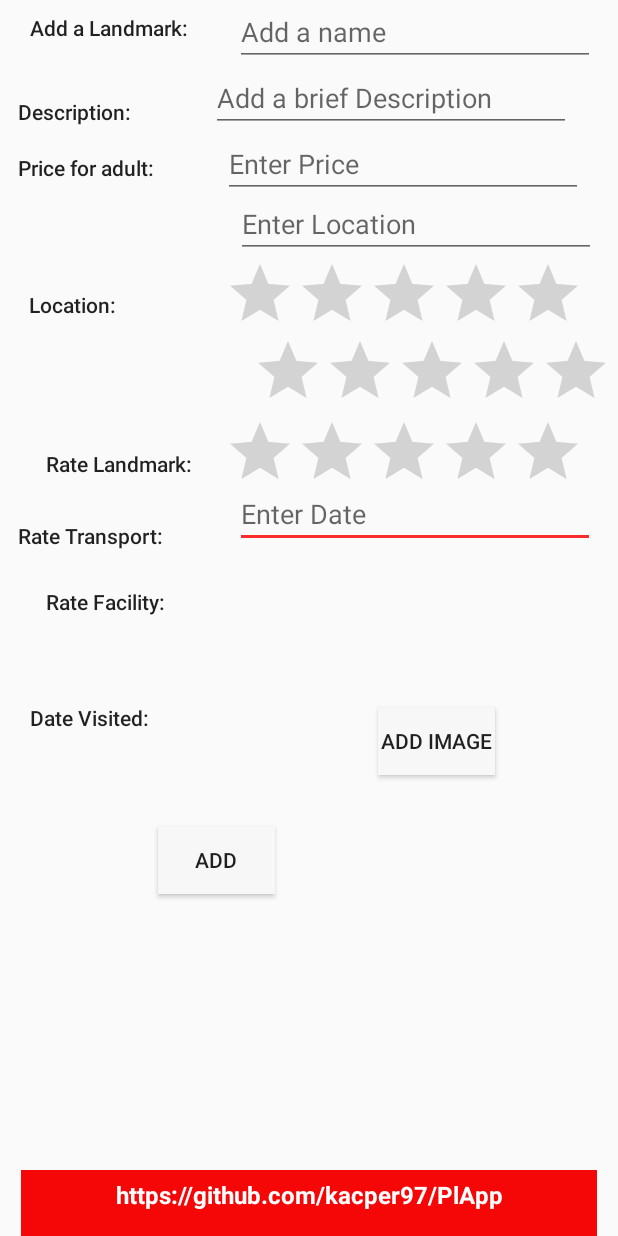
After one commit to kacper97/PlApp, an Android app: the layout fragment_add.xml on its own in the app's theme, with its tools: preview values and no code run, on a phone screen of 412 x 824 dp. The commit adds this screen. Run offline under Robolectric (Android 15) with nearby library versions, the phone set to English and light mode, and no system bars.

Commit message:
Add fragment implemented

```diff
--- a/app/build.gradle
+++ b/app/build.gradle
@@ -36,4 +36,5 @@ android {
 
 dependencies {
     implementation 'com.android.support.constraint:constraint-layout:+'
+    implementation 'com.android.support:support-v4:27.1.1'
 }
--- a/app/src/main/AndroidManifest.xml
+++ b/app/src/main/AndroidManifest.xml
@@ -20,7 +20,6 @@
         <activity
             android:name=".activities.Home"
             android:theme="@style/AppTheme.NoActionBar" />
-        <activity android:name=".activities.Add" />
         <activity android:name=".activities.Help" />
         <activity android:name=".activities.Edit" />
         <activity android:name=".activities.Favourites" />
--- a/app/src/main/java/ie/wit/poland/activities/Home.java
+++ b/app/src/main/java/ie/wit/poland/activities/Home.java
@@ -4,6 +4,7 @@ import android.os.Bundle;
 import android.support.design.widget.FloatingActionButton;
 import android.support.design.widget.NavigationView;
 import android.support.design.widget.Snackbar;
+import android.support.v4.app.Fragment;
 import android.support.v4.app.FragmentTransaction;
 import android.support.v4.view.GravityCompat;
 import android.support.v4.widget.DrawerLayout;
@@ -14,6 +15,7 @@ import android.view.View;
 
 
 import ie.wit.poland.R;
+import ie.wit.poland.fragments.AddFragment;
 import ie.wit.poland.fragments.LandmarkFragment;
 import ie.wit.poland.models.Landmark;
 
@@ -80,23 +82,28 @@ public class Home extends Base
         // http://stackoverflow.com/questions/32944798/switch-between-fragments-with-onnavigationitemselected-in-new-navigation-drawer
 
         int id = item.getItemId();
-        LandmarkFragment fragment;
         ft = getSupportFragmentManager().beginTransaction();
 
+        Fragment fragment;
         if (id == R.id.nav_home) {
+            ((LandmarkFragment)landmarkFragment).favourites=false;
             this.setTitle(R.string.recentlyViewedLbl);
             fragment = LandmarkFragment.newInstance();
-            //((CoffeeFragment)fragment).favourites = false;
             ft.replace(R.id.homeFrame, fragment);
             ft.addToBackStack(null);
             ft.commit();
 
         } else if (id == R.id.nav_add) {
+            this.setTitle(R.string.addALandmark);
+            fragment = AddFragment.newInstance();
+            ft.replace(R.id.homeFrame, fragment);
+            ft.addToBackStack(null);
+            ft.commit();
 
         } else if (id == R.id.nav_favourites) {
             this.setTitle(R.string.favouriteLandmarkLbl);
             fragment = LandmarkFragment.newInstance();
-            //((CoffeeFragment)fragment).favourites = true;
+            ((LandmarkFragment)fragment).favourites = true;
             ft.replace(R.id.homeFrame, fragment);
             ft.addToBackStack(null);
             ft.commit();
--- a/app/src/main/java/ie/wit/poland/activities/Add.java
+++ b/app/src/main/java/ie/wit/poland/fragments/AddFragment.java
@@ -1,51 +1,79 @@
-package ie.wit.poland.activities;
+package ie.wit.poland.fragments;
+
+
 import android.content.Intent;
 import android.os.Bundle;
+import android.support.v4.app.Fragment;
 import android.util.Log;
+import android.view.LayoutInflater;
 import android.view.View;
+import android.view.ViewGroup;
+import android.widget.Button;
 import android.widget.EditText;
 import android.widget.RatingBar;
-import android.widget.TextView;
 import android.widget.Toast;
 
-import com.google.firebase.auth.FirebaseAuth;
-import com.google.firebase.auth.FirebaseUser;
-import com.google.firebase.auth.UserProfileChangeRequest;
 import com.google.firebase.database.DatabaseReference;
 import com.google.firebase.database.FirebaseDatabase;
 
 import ie.wit.poland.R;
+import ie.wit.poland.activities.Home;
+import ie.wit.poland.main.LandmarkApp;
 import ie.wit.poland.models.Landmark;
 
-public class Add extends Base {
+public class AddFragment extends Fragment {
     private String landmarkName, landmarkDescription, location, dateVisited;
     private double price, ratingLandmark, ratingTransport, ratingFacility;
+    private Button save;
     private EditText name, description, priceAdult, date, locate;
     private RatingBar rateLandmark, rateTransport, rateFacility;
+    private LandmarkApp app;
     DatabaseReference databaseLandmarks;
 
+    public AddFragment() {
+        // Required empty public constructor
+    }
+
+    public static AddFragment newInstance() {
+        AddFragment fragment = new AddFragment();
+
+        return fragment;
+    }
 
     @Override
-    protected void onCreate(Bundle savedInstanceState) {
+    public void onCreate(Bundle savedInstanceState) {
         super.onCreate(savedInstanceState);
-        setContentView(R.layout.add);
+        app = (LandmarkApp) getActivity().getApplication();
+
+    }
+
+    @Override
+    public View onCreateView(LayoutInflater inflater, ViewGroup container,
+                             Bundle savedInstanceState) {
+        View v = inflater.inflate(R.layout.fragment_add, container, false);
+        getActivity().setTitle(R.string.addALandmark);
         databaseLandmarks = FirebaseDatabase.getInstance().getReference("landmark");
 
-        name = findViewById(R.id.addLandmarkName);
-        description = findViewById(R.id.addDescription);
-        priceAdult = findViewById(R.id.addLandmarkPrice);
-        date = findViewById(R.id.addLandmarkDate);
-        rateLandmark = findViewById(R.id.addRatingBarLandmark);
-        rateTransport = findViewById(R.id.addRatingBarTransport);
-        rateFacility = findViewById(R.id.addRatingBarFacilities);
-        locate = findViewById(R.id.addLandmarkLocation);
+        name = v.findViewById(R.id.addLandmarkName);
+        description = v.findViewById(R.id.addDescription);
+        priceAdult = v.findViewById(R.id.addLandmarkPrice);
+        date = v.findViewById(R.id.addLandmarkDate);
+        rateLandmark = v.findViewById(R.id.addRatingBarLandmark);
+        rateTransport = v.findViewById(R.id.addRatingBarTransport);
+        rateFacility = v.findViewById(R.id.addRatingBarFacilities);
+        locate = v.findViewById(R.id.addLandmarkLocation);
+        save = v.findViewById(R.id.addALandmarkBtn);
+        save.setOnClickListener(new View.OnClickListener() {
+            @Override
+            public void onClick(View view) {
+                addLandmark();
+            }
+        });
+
+        return v;
+
     }
-
-    public void addImage(View v) {
-        Toast.makeText(this, "Not implemented in this version", Toast.LENGTH_SHORT).show();
-    }
-
-    public void addLandmark(View v) {
+    public void addLandmark() {
         landmarkName = name.getText().toString();
         landmarkDescription = description.getText().toString();
         try {
@@ -65,20 +93,17 @@ public class Add extends Base {
                     ratingTransport, ratingFacility, dateVisited, false);
             String id = databaseLandmarks.push().getKey();
             databaseLandmarks.child(id).setValue(l);
-            Toast.makeText(this,"Added landmark",Toast.LENGTH_LONG).show();
+            Toast.makeText(this.getActivity()   ,"Added landmark",Toast.LENGTH_LONG).show();
             Log.v("Polish Landmark", "Add : " + app.landmarkList);
             app.landmarkList.add(l);
 
-            startActivity(new Intent(this, Home.class));
+            startActivity(new Intent(this.getActivity(), Home.class));
         } else
             Toast.makeText(
-                    this,
+                    this.getActivity(),
                     "You must Enter Something for "
                             + "\'Name\', \'Description\', \'Price\', \'location\', \'dateVisited\'",
                     Toast.LENGTH_SHORT).show();
 
     }
-
-
-
 }
--- a/app/src/main/java/ie/wit/poland/fragments/LandmarkFragment.java
+++ b/app/src/main/java/ie/wit/poland/fragments/LandmarkFragment.java
@@ -43,6 +43,7 @@ public class LandmarkFragment  extends Fragment implements
     public static LandmarkListAdapter listAdapter;
     public ListView listView;
     public LandmarkFilter landmarkFilter;
+    public boolean favourites = false;
 
     public LandmarkFragment() {
         // Required empty public constructor
@@ -85,7 +86,7 @@ public class LandmarkFragment  extends Fragment implements
         listAdapter = new LandmarkListAdapter(activity, this,activity.app.landmarkList);
         landmarkFilter = new LandmarkFilter(activity.app.landmarkList,"all", listAdapter);
 
-        if (getActivity() instanceof Favourites) {
+        if (favourites) {
             landmarkFilter.setFilter("favourites"); // Set the filter text field from 'all' to 'favourites'
             landmarkFilter.filter(null); // Filter the data, but don't use any prefix
             listAdapter.notifyDataSetChanged(); // Update the adapter
@@ -97,6 +98,7 @@ public class LandmarkFragment  extends Fragment implements
         listView.setOnItemClickListener(this);
         listView.setChoiceMode(ListView.CHOICE_MODE_MULTIPLE_MODAL);
         listView.setMultiChoiceModeListener(this);
+        listView.setEmptyView(v.findViewById(R.id.emptyList));
 
         checkEmptyList(v);
 
--- /dev/null
+++ b/app/src/main/res/layout/fragment_add.xml
@@ -0,0 +1,295 @@
+<?xml version="1.0" encoding="utf-8"?>
+<android.support.constraint.ConstraintLayout xmlns:android="http://schemas.android.com/apk/res/android"
+    xmlns:app="http://schemas.android.com/apk/res-auto"
+    xmlns:tools="http://schemas.android.com/tools"
+    android:layout_width="match_parent"
+    android:layout_height="match_parent"
+    tools:context=".fragments.AddFragment">
+
+    <Button
+        android:id="@+id/addAnImage"
+        android:layout_width="78dp"
+        android:layout_height="45dp"
+        android:layout_marginStart="8dp"
+        android:layout_marginTop="8dp"
+        android:layout_marginEnd="8dp"
+        android:layout_marginBottom="8dp"
+        android:background="@color/colorFontOffWhite"
+        android:onClick="addImage"
+        android:text="@string/addImageBtn"
+        app:layout_constraintBottom_toBottomOf="@+id/addfooter"
+        app:layout_constraintEnd_toEndOf="parent"
+        app:layout_constraintHorizontal_bias="0.452"
+        app:layout_constraintStart_toEndOf="@+id/addALandmarkBtn"
+        app:layout_constraintTop_toBottomOf="@+id/addLandmarkDate"
+        app:layout_constraintVertical_bias="0.247" />
+
+    <EditText
+        android:id="@+id/addLandmarkDate"
+        android:layout_width="240dp"
+        android:layout_height="40dp"
+        android:layout_marginTop="4dp"
+        android:layout_marginEnd="7dp"
+        android:layout_marginBottom="13dp"
+        android:ems="10"
+        android:hint="@string/hintDate"
+        android:inputType="date"
+        app:layout_constraintBottom_toTopOf="@+id/addfooter"
+        app:layout_constraintEnd_toEndOf="parent"
+        app:layout_constraintStart_toEndOf="@+id/addDate"
+        app:layout_constraintTop_toBottomOf="@+id/addRatingBarFacilities"
+        app:layout_constraintVertical_bias="0.0" />
+
+    <TextView
+        android:id="@+id/addDate"
+        android:layout_width="127dp"
+        android:layout_height="32dp"
+        android:layout_marginStart="12dp"
+        android:layout_marginEnd="2dp"
+        android:layout_marginBottom="60dp"
+        android:paddingTop="10dp"
+        android:text="@string/dateVisited"
+        android:textAppearance="@style/TextAppearance.AppCompat.Body2"
+        app:layout_constraintBottom_toTopOf="@+id/addALandmarkBtn"
+        app:layout_constraintEnd_toStartOf="@+id/addLandmarkDate"
+        app:layout_constraintHorizontal_bias="0.0"
+        app:layout_constraintStart_toStartOf="parent" />
+
+    <TextView
+        android:id="@+id/addRatingFacilitiesLbl"
+        android:layout_width="100dp"
+        android:layout_height="29dp"
+        android:layout_marginStart="12dp"
+        android:layout_marginEnd="1dp"
+        android:layout_marginBottom="48dp"
+        android:paddingTop="10dp"
+        android:text="@string/facilityRating"
+        android:textAppearance="@style/TextAppearance.AppCompat.Body2"
+        app:layout_constraintBottom_toTopOf="@+id/addDate"
+        app:layout_constraintEnd_toStartOf="@+id/addRatingBarFacilities"
+        app:layout_constraintHorizontal_bias="0.0"
+        app:layout_constraintStart_toStartOf="parent" />
+
+    <RatingBar
+        android:id="@+id/addRatingBarFacilities"
+        android:layout_width="240dp"
+        android:layout_height="44dp"
+        android:layout_marginStart="-2dp"
+        android:layout_marginTop="8dp"
+        android:layout_marginEnd="4dp"
+        android:rating="0"
+        android:stepSize="0.5"
+        app:layout_constraintEnd_toEndOf="parent"
+        app:layout_constraintStart_toEndOf="@+id/addRatingFacilitiesLbl"
+        app:layout_constraintTop_toBottomOf="@+id/addRatingBarTransport" />
+
+    <TextView
+        android:id="@+id/addRatingTransport"
+        android:layout_width="100dp"
+        android:layout_height="36dp"
+        android:layout_marginStart="12dp"
+        android:layout_marginEnd="1dp"
+        android:layout_marginBottom="8dp"
+        android:paddingTop="10dp"
+        android:text="@string/transportRating"
+        android:textAppearance="@style/TextAppearance.AppCompat.Body2"
+        app:layout_constraintBottom_toTopOf="@+id/addRatingFacilitiesLbl"
+        app:layout_constraintEnd_toStartOf="@+id/addRatingBarTransport"
+        app:layout_constraintHorizontal_bias="0.0"
+        app:layout_constraintHorizontal_chainStyle="spread_inside"
+        app:layout_constraintStart_toStartOf="parent" />
+
+    <TextView
+        android:id="@+id/addRatingLandmark"
+        android:layout_width="100dp"
+        android:layout_height="36dp"
+        android:layout_marginStart="12dp"
+        android:layout_marginEnd="1dp"
+        android:layout_marginBottom="12dp"
+        android:paddingTop="10dp"
+        android:text="@string/landmarkRating"
+        android:textAppearance="@style/TextAppearance.AppCompat.Body2"
+        app:layout_constraintBottom_toTopOf="@+id/addRatingTransport"
+        app:layout_constraintEnd_toStartOf="@+id/addRatingBarLandmark"
+        app:layout_constraintHorizontal_bias="0.0"
+        app:layout_constraintStart_toStartOf="parent" />
+
+    <RatingBar
+        android:id="@+id/addRatingBarTransport"
+        android:layout_width="240dp"
+        android:layout_height="46dp"
+        android:layout_marginStart="-2dp"
+        android:layout_marginTop="8dp"
+        android:layout_marginEnd="4dp"
+        android:rating="0"
+        android:stepSize="0.5"
+        app:layout_constraintEnd_toEndOf="parent"
+        app:layout_constraintStart_toEndOf="@+id/addRatingTransport"
+        app:layout_constraintTop_toBottomOf="@+id/addRatingBarLandmark" />
+
+    <EditText
+        android:id="@+id/addLandmarkLocation"
+        android:layout_width="240dp"
+        android:layout_height="40dp"
+        android:layout_marginStart="2dp"
+        android:layout_marginEnd="7dp"
+        android:ems="10"
+        android:hint="@string/hintLocation"
+        android:inputType="text"
+        app:layout_constraintEnd_toEndOf="parent"
+        app:layout_constraintStart_toEndOf="@+id/addLocation"
+        app:layout_constraintTop_toBottomOf="@+id/addLandmarkPrice" />
+
+    <TextView
+        android:id="@+id/addLocation"
+        android:layout_width="127dp"
+        android:layout_height="38dp"
+        android:layout_marginStart="12dp"
+        android:layout_marginTop="4dp"
+        android:layout_marginEnd="2dp"
+        android:layout_marginBottom="16dp"
+        android:paddingTop="10dp"
+        android:text="@string/landmarkLocation"
+        android:textAppearance="@style/TextAppearance.AppCompat.Body2"
+        app:layout_constraintBottom_toTopOf="@+id/addRatingLandmark"
+        app:layout_constraintEnd_toStartOf="@+id/addLandmarkLocation"
+        app:layout_constraintHorizontal_bias="0.0"
+        app:layout_constraintStart_toStartOf="parent"
+        app:layout_constraintTop_toBottomOf="@+id/addPrice" />
+
+    <TextView
+        android:id="@+id/addfooter"
+        android:layout_width="384dp"
+        android:layout_height="44dp"
+        android:background="@color/colorPrimary"
+        android:paddingTop="5dp"
+        android:text="@string/appWebsite"
+        android:textAlignment="center"
+        android:textColor="@color/colorFontWhite"
+        android:textSize="16sp"
+        android:textStyle="bold"
+        app:layout_constraintBottom_toBottomOf="parent"
+        app:layout_constraintEnd_toEndOf="parent"
+        app:layout_constraintStart_toStartOf="parent" />
+
+    <TextView
+        android:id="@+id/addPrice"
+        android:layout_width="127dp"
+        android:layout_height="35dp"
+        android:layout_marginStart="12dp"
+        android:layout_marginTop="4dp"
+        android:layout_marginEnd="2dp"
+        android:paddingTop="10dp"
+        android:text="@string/landmarkPrice"
+        android:textAppearance="@style/TextAppearance.AppCompat.Body2"
+        app:layout_constraintEnd_toStartOf="@+id/addLandmarkPrice"
+        app:layout_constraintHorizontal_bias="0.0"
+        app:layout_constraintStart_toStartOf="parent"
+        app:layout_constraintTop_toBottomOf="@+id/addDescription" />
+
+    <TextView
+        android:id="@+id/addLandmarkDescription"
+        android:layout_width="127dp"
+        android:layout_height="36dp"
+        android:layout_marginStart="12dp"
+        android:layout_marginTop="10dp"
+        android:layout_marginEnd="1dp"
+        android:layout_marginBottom="23dp"
+        android:paddingTop="10dp"
+        android:text="@string/landmarkDescriptionLbl"
+        android:textAppearance="@style/TextAppearance.AppCompat.Body2"
+        app:layout_constraintBottom_toTopOf="@+id/addPrice"
+        app:layout_constraintEnd_toStartOf="@+id/addDescription"
+        app:layout_constraintHorizontal_bias="0.0"
+        app:layout_constraintHorizontal_chainStyle="packed"
+        app:layout_constraintStart_toStartOf="parent"
+        app:layout_constraintTop_toBottomOf="@+id/addName" />
+
+    <TextView
+        android:id="@+id/addName"
+        android:layout_width="127dp"
+        android:layout_height="36dp"
+        android:layout_marginStart="12dp"
+        android:layout_marginTop="20dp"
+        android:layout_marginEnd="1dp"
+        android:layout_marginBottom="10dp"
+        android:paddingTop="10dp"
+        android:text="@string/addALandmark"
+        android:textAppearance="@style/TextAppearance.AppCompat.Body2"
+        app:layout_constraintBottom_toTopOf="@+id/addLandmarkDescription"
+        app:layout_constraintEnd_toStartOf="@+id/addLandmarkName"
+        app:layout_constraintHorizontal_bias="0.0"
+        app:layout_constraintStart_toStartOf="parent"
+        app:layout_constraintTop_toTopOf="parent"
+        app:layout_constraintVertical_bias="0.0" />
+
+    <EditText
+        android:id="@+id/addLandmarkName"
+        android:layout_width="240dp"
+        android:layout_height="40dp"
+        android:layout_marginTop="4dp"
+        android:layout_marginEnd="7dp"
+        android:ems="10"
+        android:hint="@string/hintAddName"
+        android:inputType="textPersonName"
+        app:layout_constraintEnd_toEndOf="parent"
+        app:layout_constraintStart_toEndOf="@+id/addName"
+        app:layout_constraintTop_toTopOf="parent" />
+
+    <EditText
+        android:id="@+id/addLandmarkPrice"
+        android:layout_width="240dp"
+        android:layout_height="40dp"
+        android:layout_marginStart="2dp"
+        android:layout_marginTop="4dp"
+        android:layout_marginEnd="7dp"
+        android:ems="10"
+        android:hint="@string/hintPrice"
+        android:inputType="numberDecimal"
+        app:layout_constraintEnd_toEndOf="parent"
+        app:layout_constraintHorizontal_bias="0.0"
+        app:layout_constraintStart_toEndOf="@+id/addLocation"
+        app:layout_constraintTop_toBottomOf="@+id/addDescription" />
+
+    <EditText
+        android:id="@+id/addDescription"
+        android:layout_width="240dp"
+        android:layout_height="40dp"
+        android:layout_marginTop="4dp"
+        android:layout_marginEnd="7dp"
+        android:ems="10"
+        android:hint="@string/hintAddDescription"
+        android:inputType="textPersonName"
+        app:layout_constraintEnd_toEndOf="parent"
+        app:layout_constraintStart_toEndOf="@+id/addLandmarkDescription"
+        app:layout_constraintTop_toBottomOf="@+id/addLandmarkName" />
+
+    <RatingBar
+        android:id="@+id/addRatingBarLandmark"
+        android:layout_width="240dp"
+        android:layout_height="43dp"
+        android:layout_marginStart="-2dp"
+        android:layout_marginEnd="4dp"
+        android:rating="0"
+        android:stepSize="0.5"
+        app:layout_constraintEnd_toEndOf="parent"
+        app:layout_constraintStart_toEndOf="@+id/addRatingLandmark"
+        app:layout_constraintTop_toBottomOf="@+id/addLandmarkLocation" />
+
+    <Button
+        android:id="@+id/addALandmarkBtn"
+        android:layout_width="78dp"
+        android:layout_height="45dp"
+        android:layout_marginStart="8dp"
+        android:layout_marginTop="5dp"
+        android:layout_marginEnd="8dp"
+        android:layout_marginBottom="4dp"
+        android:background="@color/colorFontOffWhite"
+        android:text="@string/addALandmarkBtn"
+        app:layout_constraintBottom_toTopOf="@+id/addfooter"
+        app:layout_constraintEnd_toEndOf="parent"
+        app:layout_constraintHorizontal_bias="0.306"
+        app:layout_constraintStart_toStartOf="parent"
+        app:layout_constraintTop_toBottomOf="@+id/addLandmarkDate" />
+
+</android.support.constraint.ConstraintLayout>
--- a/app/src/main/res/layout/nav_header_home.xml
+++ b/app/src/main/res/layout/nav_header_home.xml
@@ -1,42 +1,46 @@
 <?xml version="1.0" encoding="utf-8"?>
 <LinearLayout xmlns:android="http://schemas.android.com/apk/res/android"
     xmlns:app="http://schemas.android.com/apk/res-auto"
+    xmlns:tools="http://schemas.android.com/tools"
     android:layout_width="match_parent"
     android:layout_height="@dimen/nav_header_height"
-    android:background="@drawable/side_nav_bar"
+    android:background="@color/colorFontOffWhite"
     android:gravity="bottom"
     android:orientation="vertical"
+    android:paddingLeft="@dimen/activity_horizontal_margin"
+    android:paddingTop="@dimen/activity_vertical_margin"
+    android:paddingRight="@dimen/activity_horizontal_margin"
     android:paddingBottom="@dimen/activity_vertical_margin"
-    android:paddingLeft="@dimen/activity_horizontal_margin"
-    android:paddingRight="@dimen/activity_horizontal_margin"
-    android:paddingTop="@dimen/activity_vertical_margin"
     android:theme="@style/ThemeOverlay.AppCompat.Dark">
 
     <!-- https://github.com/vinc3m1/RoundedImageView -->
     <com.makeramen.roundedimageview.RoundedImageView xmlns:app="http://schemas.android.com/apk/res-auto"
         android:id="@+id/googlephoto1"
-        android:layout_width="60dp"
-        android:layout_height="60dp"
+        android:layout_width="91dp"
+        android:layout_height="90dp"
         android:paddingTop="5dp"
         android:scaleType="fitCenter"
-        android:src="@drawable/ic_launcher_background"
+        android:src="@drawable/logoapp"
         app:riv_border_color="#333333"
         app:riv_border_width="1dip"
         app:riv_corner_radius="50dip"
         app:riv_mutate_background="true"
 
         app:riv_oval="true" />
+
     <TextView
         android:layout_width="match_parent"
         android:layout_height="wrap_content"
         android:paddingTop="@dimen/nav_header_vertical_spacing"
         android:text="@string/app_name"
-        android:textAppearance="@style/TextAppearance.AppCompat.Body1" />
+        android:textAppearance="@style/TextAppearance.AppCompat.Body1"
+        android:textColor="@color/colorFontBlack" />
 
     <TextView
         android:id="@+id/textView"
         android:layout_width="wrap_content"
         android:layout_height="wrap_content"
-        android:text="@string/appWebsite" />
+        android:text="@string/appWebsite"
+        android:textColor="@color/colorFontBlack" />
 
 </LinearLayout>
--- a/app/src/main/res/menu/home_drawer.xml
+++ b/app/src/main/res/menu/home_drawer.xml
@@ -5,19 +5,19 @@
         <item
             android:id="@+id/nav_home"
             android:icon="@android:drawable/ic_menu_revert"
-            android:title="Home" />
+            android:title="@string/home" />
         <item
             android:id="@+id/nav_add"
             android:icon="@android:drawable/ic_input_add"
-            android:title="Add a Coffee" />
+            android:title="@string/addALandmark" />
         <item
             android:id="@+id/nav_search"
             android:icon="@android:drawable/ic_menu_search"
-            android:title="Search" />
+            android:title="@string/searchLandmarksLbl" />
         <item
             android:id="@+id/nav_favourites"
             android:icon="@drawable/favourites_72"
-            android:title="View Favourites" />
+            android:title="@string/favouriteLandmarkLbl" />
         <item
             android:id="@+id/nav_camera"
             android:icon="@android:drawable/ic_menu_camera"
```
